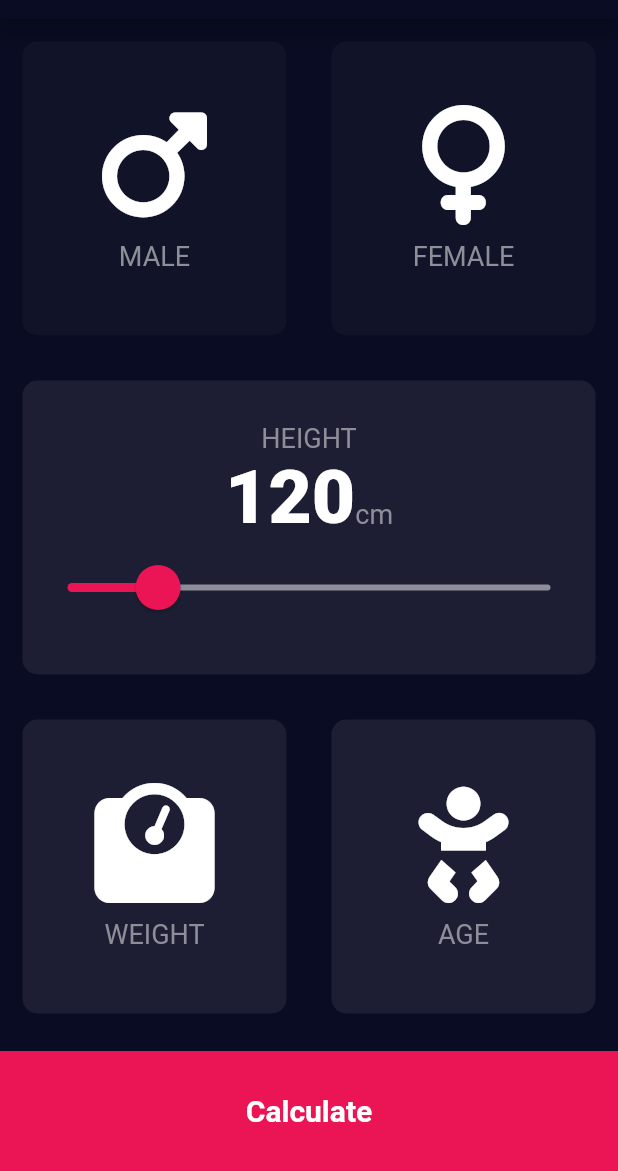
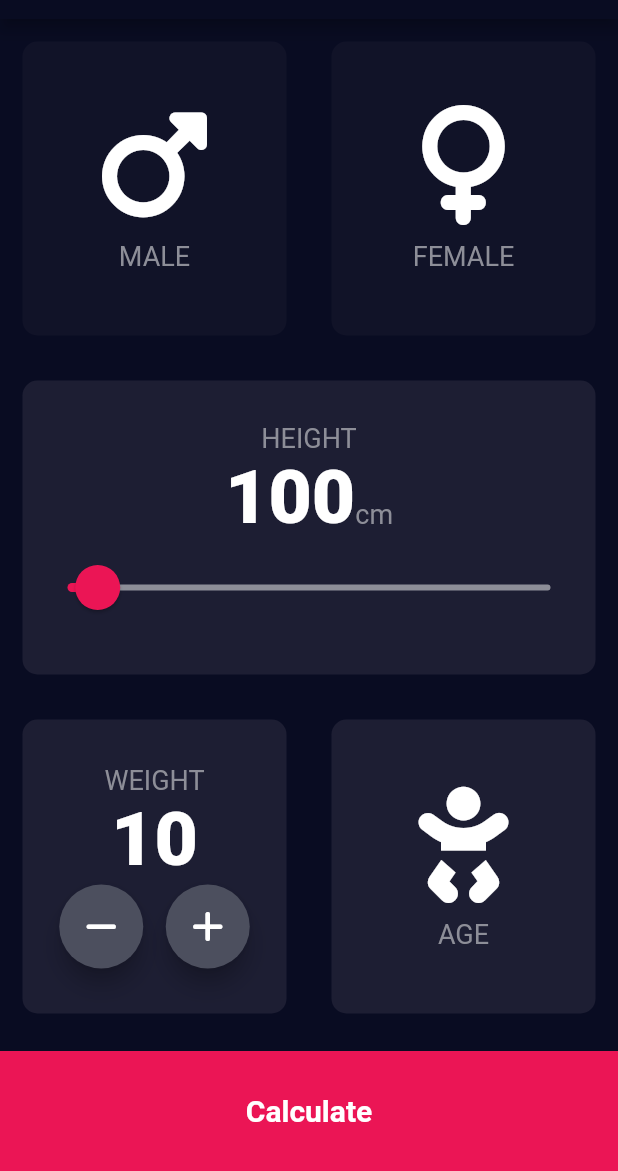
Before and after one commit to NdegwaJulius/BMI-Calculator, a Flutter app: the screen it shows after launch, on a phone screen of 412 x 824 dp, the part 65-1236 px from its top. Run offline on Flutter 3.47's test engine with Material 2 defaults, Android fonts, the phone set to English and light mode, and no system bars; our stand-ins replace font_awesome_flutter, google_fonts.

Commit message:
Composition vs. Inheritance - Building Flutter Widgets From Scratch

```diff
--- /dev/null
+++ b/lib/RoundIconButton.dart
@@ -0,0 +1,19 @@
+import 'package:flutter/material.dart';
+
+class RoundIconButton extends StatelessWidget {
+//  const RoundIconButton({Key? key}) : super(key: key);
+   const RoundIconButton({ required this.icon,required this.onPressed});
+  final  IconData icon;
+  final Function onPressed;
+  @override
+  Widget build(BuildContext context) {
+    return   RawMaterialButton(
+      elevation: 6.0,
+      constraints:  BoxConstraints.tightFor(width: 56.0,height: 56.0),
+      shape:CircleBorder(),
+    fillColor: Color(0xFF4C4F5E),
+      onPressed: () { onPressed; },
+      child: Icon(icon),
+    );
+  }
+}
--- a/lib/constants.dart
+++ b/lib/constants.dart
@@ -5,7 +5,7 @@ const kThemeColor = Color(0xFF1D1E33);
 const kInactiveColor = Color(0xFF111328);
 const kBottomContainerColor = Color(0xFFEB1555);
 const kAppBarTitle = 'BMI CALCULATOR';
-const int kHeight = 120;
+//const int kHeight = 120;
 
 const kLabelTextStyle = TextStyle(
 fontSize: 18.0,color: Color(0xFF8D8E98),
--- a/lib/input_page.dart
+++ b/lib/input_page.dart
@@ -1,4 +1,5 @@
 import 'package:bmi_calculator/IconContentWidget.dart';
+import 'package:bmi_calculator/RoundIconButton.dart';
 import 'package:flutter/cupertino.dart';
 import 'package:flutter/foundation.dart';
 import 'package:flutter/material.dart';
@@ -29,7 +30,8 @@ class InputPage extends StatefulWidget {
 class _InputPageState extends State<InputPage> {
 
       Gender ? SelectedGender;
-      //int height=100;
+      int height=100;
+      int weight = 10;
 
 
 
@@ -84,16 +86,37 @@ class _InputPageState extends State<InputPage> {
                         crossAxisAlignment: CrossAxisAlignment.baseline,
                         textBaseline: TextBaseline.alphabetic,
                         children: <Widget>[
-                          Text(kHeight.toString(),
+                          Text(height.toString(),
                           style: kLabelNumberStyle,
                           ),
 
                           Text("cm",
                           style: kLabelTextStyle,
-                          )
+                          ),
                         ],
                       ),
-                     sliderClass()
+      SliderTheme(
+      data: SliderTheme.of(context).copyWith(
+      inactiveTrackColor:  Color(0xFF8D8E98),
+      thumbShape: RoundSliderThumbShape(enabledThumbRadius: 15.0),
+      overlayShape: RoundSliderOverlayShape(overlayRadius: 30.0),
+      activeTrackColor: Colors.white,
+      overlayColor: Color(0x29EB1555),
+      thumbColor:Color(0xFFEB1555),
+      ),
+      child: Slider(
+      value: height.toDouble(),
+      min: 90.0,
+      max: 250.0,
+      activeColor: Color(0xFFEB1555),
+      inactiveColor: Color(0xFF8D8E98),
+      onChanged: (double newValue){
+      setState(() {
+       height = newValue.round();
+
+      });
+      }),
+      )
                     ],
                   )
                 ),
@@ -105,7 +128,45 @@ class _InputPageState extends State<InputPage> {
           Expanded(
             child: Row(
               children: <Widget>[
-                Expanded(child: ReusableCard(colour: kThemeColor, cardChild: const IconContentWidget(icon: FontAwesomeIcons.weightScale,label:'WEIGHT' ,),),),
+                Expanded(child: ReusableCard(
+                  colour: kThemeColor,
+                  cardChild: Column(
+                    mainAxisAlignment: MainAxisAlignment.center,
+                    children: <Widget>[
+                      Text('WEIGHT',
+                      style: kLabelTextStyle,
+                      ),
+                      Text(weight.toString(),
+                      style: kLabelNumberStyle,
+                      ),
+                      Row(
+                        mainAxisAlignment: MainAxisAlignment.center,
+                        children: [
+                          RoundIconButton(
+                            onPressed: (){
+                              setState(() {
+                                 weight--;
+                              });
+                            },
+                              icon: FontAwesomeIcons.minus
+                          ),
+                          const SizedBox(width: 15.0,),
+                          RoundIconButton(
+                              icon: FontAwesomeIcons.plus,
+                                   onPressed: (){
+                                setState(() {
+                                  weight++;
+                                });
+                                   },
+                          ),
+
+                         ],
+                      )
+
+
+                    ],
+                  )
+                  ,),),
                 Expanded(child: ReusableCard(colour: kThemeColor, cardChild: const IconContentWidget(icon: FontAwesomeIcons.baby,label:'AGE' ,),),),
 
               ],
--- a/lib/slider.dart
+++ b/lib/slider.dart
@@ -1,7 +1,5 @@
 import 'package:bmi_calculator/constants.dart';
 import 'package:flutter/material.dart';
-import 'input_page.dart';
-import 'constants.dart';
 
 class sliderClass extends StatefulWidget {
   const sliderClass({Key? key}) : super(key: key);
@@ -11,7 +9,7 @@ class sliderClass extends StatefulWidget {
 }
 
 class _sliderClassState extends State<sliderClass> {
-  int height = kHeight;
+  int height = 120;
 
   //get height => null;
 
@@ -28,7 +26,7 @@ class _sliderClassState extends State<sliderClass> {
         thumbColor:Color(0xFFEB1555),
       ),
       child: Slider(
-          value: kHeight.toDouble(),
+          value: height.toDouble(),
           min: 90.0,
           max: 250.0,
           activeColor: Color(0xFFEB1555),
```
